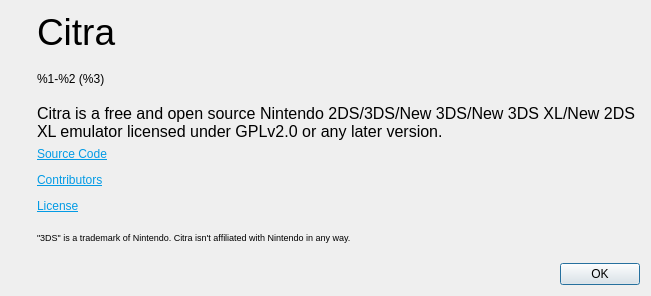
First picture: the form in src/citra/aboutdialog.ui, repository GreenAmaranthine/citra, before the edit.
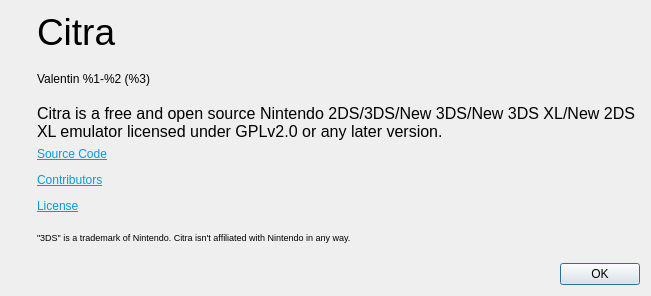
Second picture: the form after the edit. Icons and pictures are not drawn.

```diff
--- a/src/citra/aboutdialog.ui
+++ b/src/citra/aboutdialog.ui
@@ -70,7 +70,7 @@
           </sizepolicy>
          </property>
          <property name="text">
-          <string>&lt;html&gt;&lt;head/&gt;&lt;body&gt;&lt;p&gt;%1-%2 (%3)&lt;/p&gt;&lt;/body&gt;&lt;/html&gt;</string>
+          <string>&lt;html&gt;&lt;head/&gt;&lt;body&gt;&lt;p&gt;Valentin %1-%2 (%3)&lt;/p&gt;&lt;/body&gt;&lt;/html&gt;</string>
          </property>
         </widget>
        </item>
```
Left out of the diff: 2 changed lines with no effect on the pictures.
